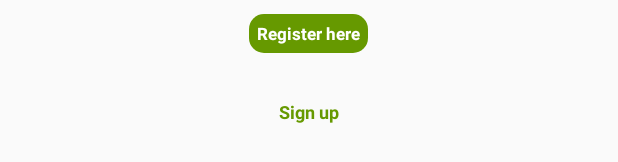
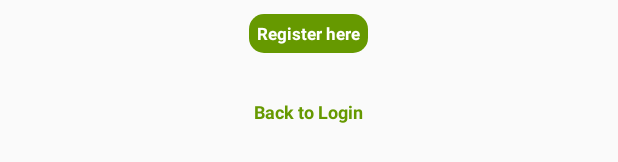
Before and after one commit to anthony-kakatera/LIN-Task-Tracker, an Android app: the layout activity_register_layout.xml on its own in the app's theme, with its tools: preview values and no code run, on a phone screen of 412 x 824 dp. Shown: the part 931-1093 px from the top of the screen. Run offline under Robolectric (Android 15) with nearby library versions, the phone set to English and light mode, and no system bars; network calls fail.

Commit message:
added back button RegisterActivity

```diff
--- a/app/src/main/java/com/anthonycraigkakatera/tasktracker/MainActivity.java
+++ b/app/src/main/java/com/anthonycraigkakatera/tasktracker/MainActivity.java
@@ -28,7 +28,7 @@ public class MainActivity extends AppCompatActivity {
     //used to swap fragments in an activity
     private ViewPager viewPager;
     //the main url of the backend
-    public static String mainUrl ="";
+    public static String mainUrl ="https://coresoftwaredevelopmentcompany.online/luk/";
     //creating tabs
     //Default tabs to swap out the fragments upon clicking the nav bar atop the screen
     HomeTab homeTab = new HomeTab();
--- a/app/src/main/java/com/anthonycraigkakatera/tasktracker/tabs/CompleteTasksTab.java
+++ b/app/src/main/java/com/anthonycraigkakatera/tasktracker/tabs/CompleteTasksTab.java
@@ -134,7 +134,7 @@ public class CompleteTasksTab extends Fragment {
                 //create complete object
                 CompleteTask completeTask = new CompleteTask(
                         object.getString("title"),
-                        object.getString("dueDate"),
+                        object.getString("due_date"),
                         object.getString("description"),
                         object.getString("status"),
                         object.getString("id"));
--- a/app/src/main/java/com/anthonycraigkakatera/tasktracker/tabs/IncompleteTasksTab.java
+++ b/app/src/main/java/com/anthonycraigkakatera/tasktracker/tabs/IncompleteTasksTab.java
@@ -159,7 +159,7 @@ public class IncompleteTasksTab extends Fragment {
                 //create incomplete object
                 IncompleteTask incompleteTask = new IncompleteTask(
                         object.getString("title"),
-                        object.getString("dueDate"),
+                        object.getString("due_date"),
                         object.getString("description"),
                         object.getString("status"),
                         object.getString("id"));
--- a/app/src/main/res/layout/activity_register_layout.xml
+++ b/app/src/main/res/layout/activity_register_layout.xml
@@ -159,7 +159,7 @@
         android:background="@android:color/transparent"
         android:id="@+id/back"
         android:layout_marginTop="10dp"
-        android:text="Sign up"
+        android:text="Back to Login"
         android:textStyle="bold"
         android:textSize="12sp"/>
 
```
Also changed, not shown: app/src/main/java/com/anthonycraigkakatera/tasktracker/RegisterActivity.java (+11 -4 lines).
